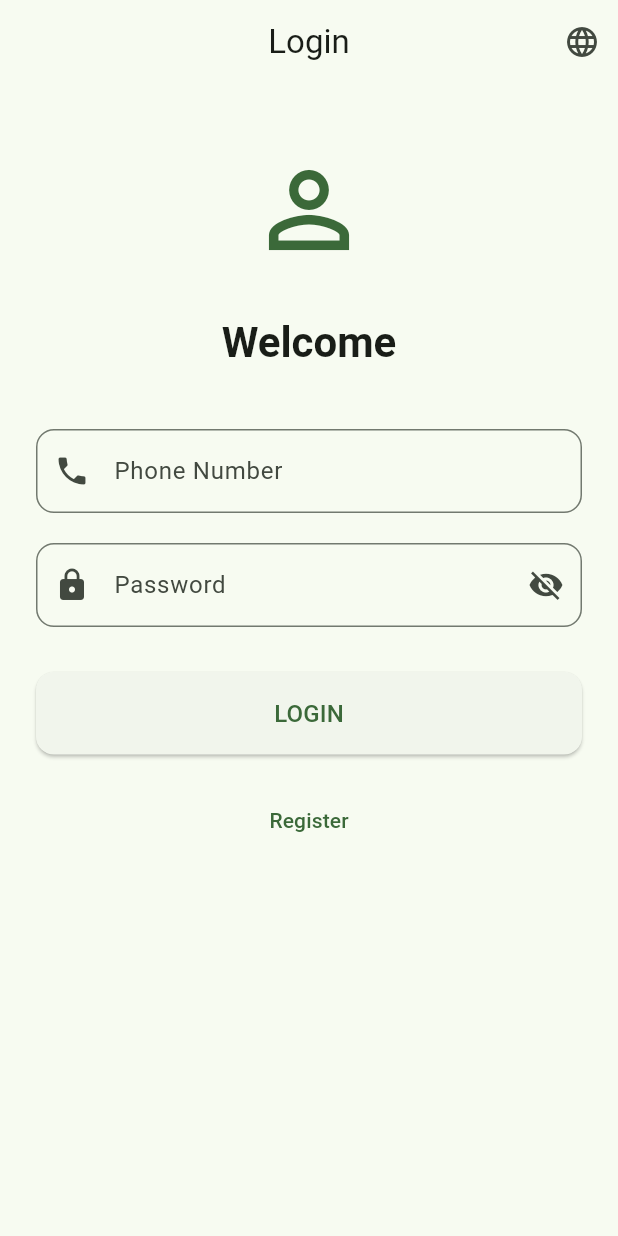
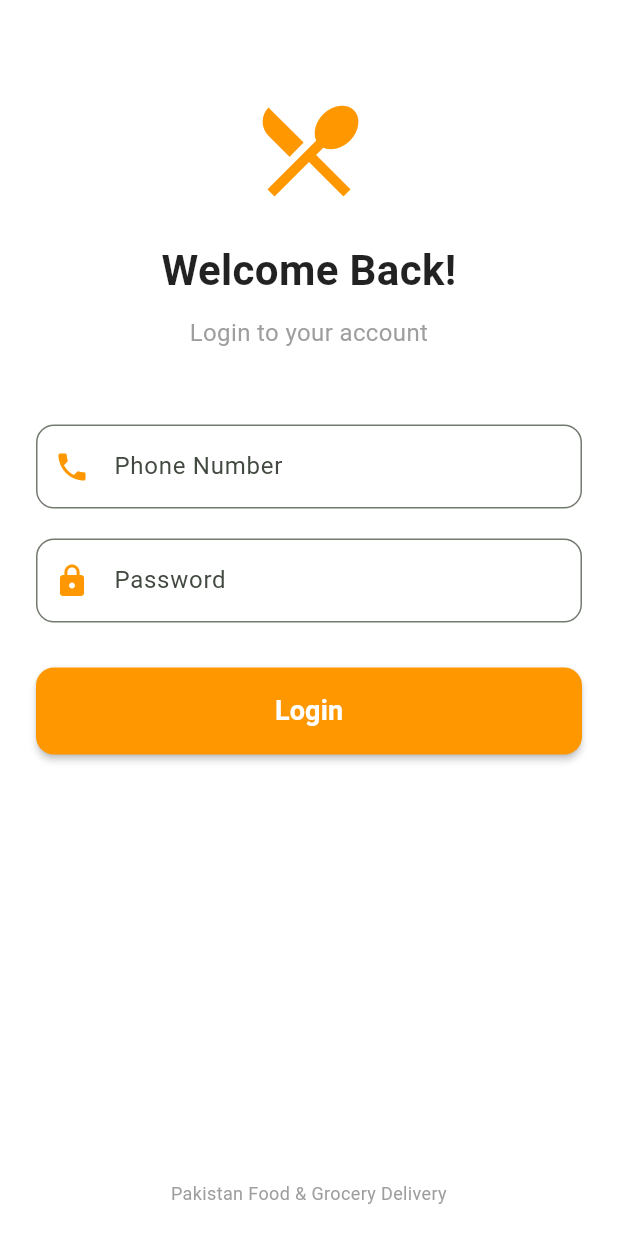
Before and after one commit to zagaaam-ops/Food-Delivery-App, a Flutter app: the screen it shows after launch, on a phone screen of 412 x 824 dp. Run offline on Flutter 3.47's test engine with Material 3 defaults, Android fonts, the phone set to English and light mode, and no system bars; our stand-ins replace go_router.

Commit message:
UI Polish: Upgrade Login Screen with modern design and loading state

```diff
--- a/pakistan-delivery-app/mobile/lib/screens/login_screen.dart
+++ b/pakistan-delivery-app/mobile/lib/screens/login_screen.dart
@@ -1,8 +1,4 @@
 import 'package:flutter/material.dart';
-import 'package:provider/provider.dart';
-import '../providers/auth_provider.dart';
-import '../providers/language_provider.dart';
-import '../localization/app_localizations.dart';
 
 class LoginScreen extends StatefulWidget {
   const LoginScreen({super.key});
@@ -12,146 +8,79 @@ class LoginScreen extends StatefulWidget {
 }
 
 class _LoginScreenState extends State<LoginScreen> {
-  final _formKey = GlobalKey<FormState>();
   final _phoneController = TextEditingController();
   final _passwordController = TextEditingController();
   bool _isLoading = false;
-  bool _obscurePassword = true;
 
-  @override
-  void dispose() {
-    _phoneController.dispose();
-    _passwordController.dispose();
-    super.dispose();
+  void _handleLogin() {
+    if (_phoneController.text.isEmpty || _passwordController.text.isEmpty) {
+      ScaffoldMessenger.of(context).showSnackBar(
+        const SnackBar(content: Text('Please fill in all fields')),
+      );
+      return;
     }
-
-  Future<void> _handleLogin() async {
-    if (!_formKey.currentState!.validate()) return;
 
     setState(() => _isLoading = true);
 
-    final authProvider = Provider.of<AuthProvider>(context, listen: false);
-    final success = await authProvider.login(
-      _phoneController.text.trim(),
-      _passwordController.text,
+    // Simulate network request (We will connect the real backend in Phase 1!)
+    Future.delayed(const Duration(seconds: 2), () {
+      setState(() => _isLoading = false);
+      ScaffoldMessenger.of(context).showSnackBar(
+        const SnackBar(content: Text('Login successful! (Mock)')),
       );
-
-    setState(() => _isLoading = false);
-
-    if (!mounted) return;
-
-    if (success) {
-      Navigator.pushReplacementNamed(context, '/home');
-    } else {
-      ScaffoldMessenger.of(context).showSnackBar(
-        SnackBar(
-          content: Text(AppLocalizations.of(context).error),
-          backgroundColor: Colors.red,
-        ),
-      );
-    }
+    });
   }
 
   @override
   Widget build(BuildContext context) {
-    final loc = AppLocalizations.of(context);
-
     return Scaffold(
-      appBar: AppBar(
-        title: Text(loc.login),
-        centerTitle: true,
-        actions: [
-          // Language Toggle
-          IconButton(
-            icon: const Icon(Icons.language),
-            onPressed: () {
-              final langProvider = Provider.of<LanguageProvider>(context, listen: false);
-              langProvider.toggleLanguage();
-            },
-          ),
-        ],
-      ),
+      backgroundColor: Colors.white,
       body: SafeArea(
-        child: SingleChildScrollView(
-          padding: const EdgeInsets.all(24.0),
-          child: Form(
-            key: _formKey,
+        child: Padding(
+          padding: const EdgeInsets.symmetric(horizontal: 24.0),
           child: Column(
             crossAxisAlignment: CrossAxisAlignment.stretch,
             children: [
+              const SizedBox(height: 60),
+              // Logo / Header
+              const Icon(Icons.restaurant_menu, size: 80, color: Colors.orange),
               const SizedBox(height: 20),
+              const Text(
+                'Welcome Back!',
+                textAlign: TextAlign.center,
+                style: TextStyle(fontSize: 28, fontWeight: FontWeight.bold, color: Colors.black87),
+              ),
+              const SizedBox(height: 10),
+              const Text(
+                'Login to your account',
+                textAlign: TextAlign.center,
+                style: TextStyle(fontSize: 16, color: Colors.grey),
+              ),
+              const SizedBox(height: 50),
 
-                // Logo
-                Icon(
-                  Icons.person_outline,
-                  size: 80,
-                  color: Theme.of(context).colorScheme.primary,
-                ),
-                const SizedBox(height: 30),
-
-                // Welcome Text
-                Text(
-                  loc.welcome,
-                  style: Theme.of(context).textTheme.headlineMedium?.copyWith(
-                    fontWeight: FontWeight.bold,
-                  ),
-                  textAlign: TextAlign.center,
-                ),
-                const SizedBox(height: 40),
-
-                // Phone Number Field
-                TextFormField(
+              // Phone Field
+              TextField(
                 controller: _phoneController,
                 keyboardType: TextInputType.phone,
                 decoration: InputDecoration(
-                    labelText: loc.phoneNumber,
-                    prefixIcon: const Icon(Icons.phone),
-                    hintText: '03XXXXXXXXX',
-                    border: OutlineInputBorder(
-                      borderRadius: BorderRadius.circular(12),
+                  labelText: 'Phone Number',
+                  prefixIcon: const Icon(Icons.phone, color: Colors.orange),
+                  border: OutlineInputBorder(borderRadius: BorderRadius.circular(12)),
+                  focusedBorder: OutlineInputBorder(borderSide: const BorderSide(color: Colors.orange), borderRadius: BorderRadius.circular(12)),
                 ),
-                  ),
-                  validator: (value) {
-                    if (value == null || value.isEmpty) {
-                      return loc.phoneNumber;
-                    }
-                    final authProvider = Provider.of<AuthProvider>(context, listen: false);
-                    if (!authProvider.isValidPakistaniPhone(value)) {
-                      return 'Enter valid Pakistani phone (03XXXXXXXXX)';
-                    }
-                    return null;
-                  },
               ),
               const SizedBox(height: 20),
 
               // Password Field
-                TextFormField(
+              TextField(
                 controller: _passwordController,
-                  obscureText: _obscurePassword,
+                obscureText: true,
                 decoration: InputDecoration(
-                    labelText: loc.password,
-                    prefixIcon: const Icon(Icons.lock),
-                    suffixIcon: IconButton(
-                      icon: Icon(
-                        _obscurePassword ? Icons.visibility_off : Icons.visibility,
+                  labelText: 'Password',
+                  prefixIcon: const Icon(Icons.lock, color: Colors.orange),
+                  border: OutlineInputBorder(borderRadius: BorderRadius.circular(12)),
+                  focusedBorder: OutlineInputBorder(borderSide: const BorderSide(color: Colors.orange), borderRadius: BorderRadius.circular(12)),
                 ),
-                      onPressed: () {
-                        setState(() => _obscurePassword = !_obscurePassword);
-                      },
-                    ),
-                    border: OutlineInputBorder(
-                      borderRadius: BorderRadius.circular(12),
-                    ),
-                  ),
-                  validator: (value) {
-                    if (value == null || value.isEmpty) {
-                      return loc.password;
-                    }
-                    if (value.length < 6) {
-                      return 'Password must be at least 6 characters';
-                    }
-                    return null;
-                  },
               ),
               const SizedBox(height: 30),
 
@@ -159,29 +88,25 @@ class _LoginScreenState extends State<LoginScreen> {
               ElevatedButton(
                 onPressed: _isLoading ? null : _handleLogin,
                 style: ElevatedButton.styleFrom(
+                  backgroundColor: Colors.orange,
+                  foregroundColor: Colors.white,
                   padding: const EdgeInsets.symmetric(vertical: 16),
-                    shape: RoundedRectangleBorder(
-                      borderRadius: BorderRadius.circular(12),
-                    ),
+                  shape: RoundedRectangleBorder(borderRadius: BorderRadius.circular(12)),
+                  elevation: 2,
                 ),
                 child: _isLoading
-                      ? const CircularProgressIndicator()
-                      : Text(
-                          loc.login.toUpperCase(),
-                          style: const TextStyle(fontSize: 16),
+                    ? const SizedBox(height: 20, width: 20, child: CircularProgressIndicator(color: Colors.white, strokeWidth: 2))
+                    : const Text('Login', style: TextStyle(fontSize: 18, fontWeight: FontWeight.bold)),
               ),
+              const Spacer(),
+
+              const Text(
+                'Pakistan Food & Grocery Delivery',
+                textAlign: TextAlign.center,
+                style: TextStyle(color: Colors.grey, fontSize: 12),
               ),
               const SizedBox(height: 20),
-
-                // Register Link
-                TextButton(
-                  onPressed: () {
-                    // TODO: Navigate to register screen
-                  },
-                  child: Text(loc.register),
-                ),
             ],
-            ),
           ),
         ),
       ),
```
Lines whose indentation alone changed are shown as unchanged.
